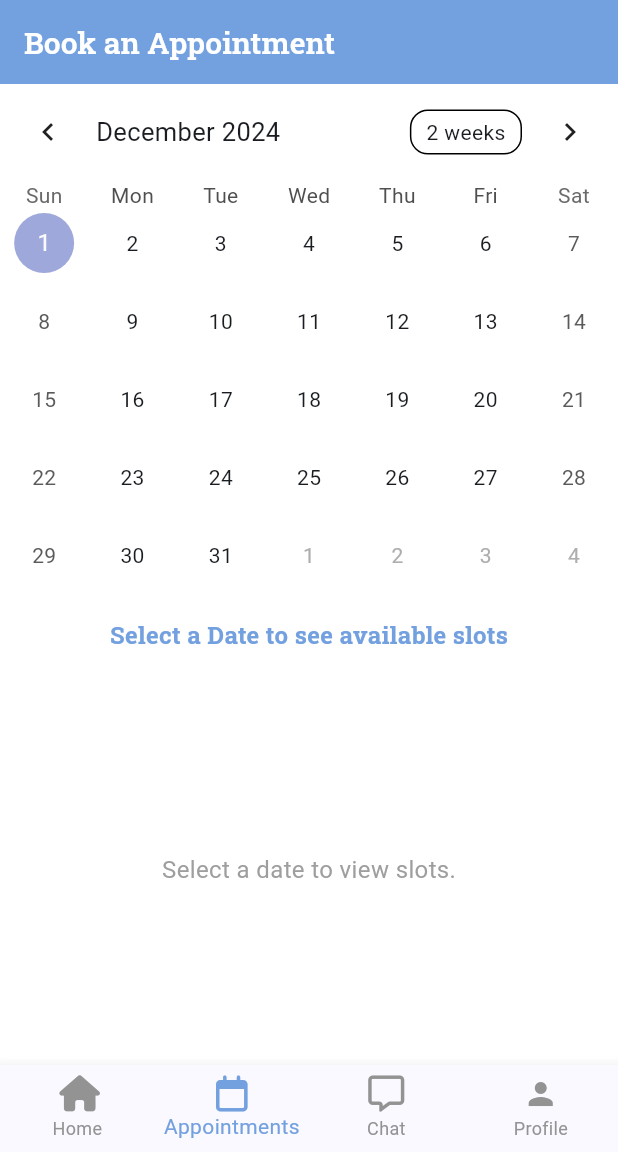
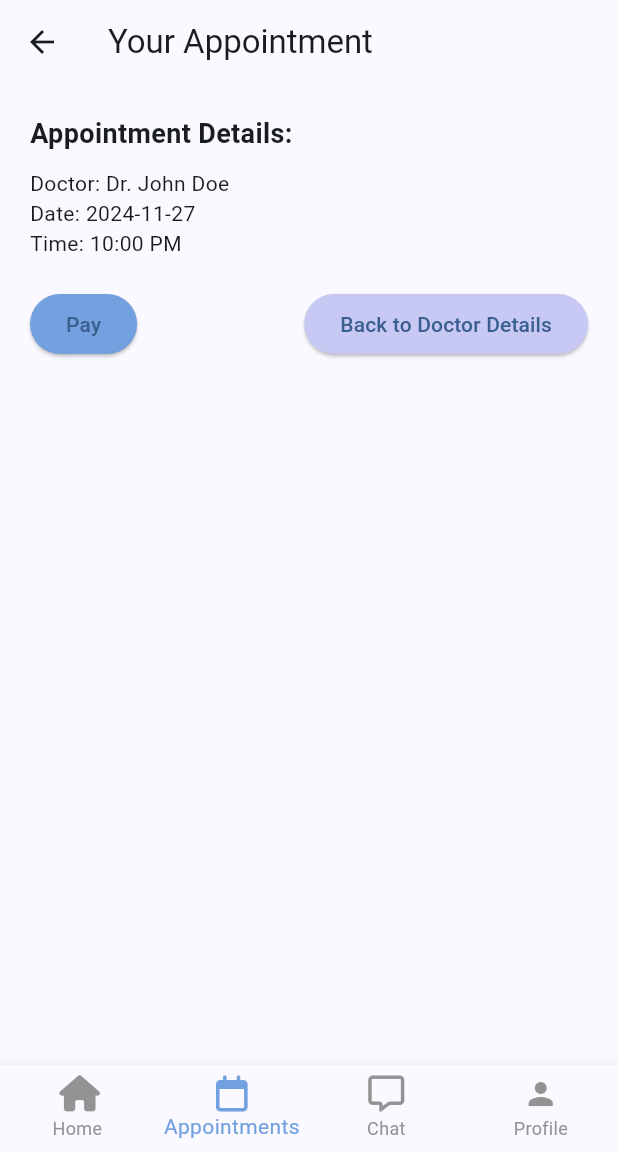
Before and after one commit to MalakDerbel1/doctor_appointment_app, a Flutter app: the BottomNavBar screen opened directly, item 2 of the bottom bar chosen, on a phone screen of 412 x 824 dp, the part 84-1236 px from its top. Run offline on Flutter 3.47's test engine with Material 3 defaults, Android fonts, the light colour scheme and no system bars; drawn by our look-alikes of auto_size_text, table_calendar; our stand-ins replace another_flutter_splash_screen, font_awesome_flutter, google_fonts, lottie.

Commit message:
rendez-vous

```diff
--- a/lib/bottom_nav_bar/bottom_nav_bar.dart
+++ b/lib/bottom_nav_bar/bottom_nav_bar.dart
@@ -7,7 +7,6 @@ import 'package:DocEase/screens/settings/settings_screen.dart';
 import 'package:DocEase/utils/themes/color_themes.dart';
 import 'package:flutter/material.dart';
 import 'package:font_awesome_flutter/font_awesome_flutter.dart';
-
 class BottomNavBar extends StatefulWidget {
   final String firstName;
   final String lastName;
@@ -39,8 +38,11 @@ class _BottomNavBarState extends State<BottomNavBar> {
         lastName: widget.lastName,
         email: widget.email,
       ),
-      ClientAppointmentCalendar(),
-      ChatScreen(),
+ClientAppointmentCalendar(
+    selectedDate: '2024-11-27',
+    selectedTime: '10:00 PM',
+    doctorName: 'Dr. John Doe', // Ajout du paramètre manquant
+  ),      ChatScreen(),
       ProfileScreen(
         firstName: widget.firstName,
         lastName: widget.lastName,
--- a/lib/screens/calendar_screen/calendar_screen.dart
+++ b/lib/screens/calendar_screen/calendar_screen.dart
@@ -1,134 +1,264 @@
-import 'package:DocEase/utils/themes/color_themes.dart';
-import 'package:DocEase/utils/widgets/button_widget.dart';
-import 'package:DocEase/utils/widgets/text_widget.dart';
 import 'package:flutter/material.dart';
-import 'package:table_calendar/table_calendar.dart';
 
 class ClientAppointmentCalendar extends StatefulWidget {
+  final String selectedDate;
+  final String selectedTime;
+  final String doctorName;
+
+  const ClientAppointmentCalendar({
+    required this.selectedDate,
+    required this.selectedTime,
+    required this.doctorName,
+    Key? key,
+  }) : super(key: key);
+
   @override
   _ClientAppointmentCalendarState createState() =>
       _ClientAppointmentCalendarState();
 }
 
 class _ClientAppointmentCalendarState extends State<ClientAppointmentCalendar> {
-  CalendarFormat _calendarFormat = CalendarFormat.month;
-  DateTime _focusedDay = DateTime.now();
-  DateTime? _selectedDay;
+  String? _selectedPaymentMethod;
+  final _creditCardFormKey = GlobalKey<FormState>();
+  final TextEditingController _emailController = TextEditingController();
+  final TextEditingController _cardNumberController = TextEditingController();
+  final TextEditingController _expirationDateController = TextEditingController();
+  final TextEditingController _cvvController = TextEditingController();
 
-  // Dummy data for available slots
-  Map<DateTime, List<String>> availableSlots = {
-    DateTime(2024, 9, 24): ["9:00 AM", "11:00 AM", "3:00 PM"],
-    DateTime(2024, 9, 25): ["10:00 AM", "1:00 PM", "5:00 PM"],
-    DateTime(2024, 9, 26): ["8:00 AM", "12:00 PM", "4:00 PM"],
-    DateTime(2024, 9, 27): ["9:00 AM", "11:00 AM", "3:00 PM"],
-    DateTime(2024, 9, 28): ["10:00 AM", "1:00 PM", "5:00 PM"],
-    DateTime(2024, 9, 29): ["8:00 AM", "12:00 PM", "4:00 PM"],
-    DateTime(2024, 9, 30): ["8:00 AM", "12:00 PM", "4:00 PM"],
-  };
+  bool _isPaymentValid = false; // Track if the payment is valid
 
-  // Function to remove time component from DateTime
-  DateTime _stripTime(DateTime date) {
-    return DateTime(date.year, date.month, date.day);
+  // Function to show the payment method dialog
+  void _showPaymentDialog(BuildContext context) {
+    showDialog(
+      context: context,
+      builder: (BuildContext context) {
+        return AlertDialog(
+          title: const Text('Choose Payment Method'),
+          content: Column(
+            mainAxisSize: MainAxisSize.min,
+            children: <Widget>[
+              ListTile(
+                title: const Text('Cash'),
+                leading: Radio<String>(
+                  value: 'Cash',
+                  groupValue: _selectedPaymentMethod,
+                  onChanged: (String? value) {
+                    setState(() {
+                      _selectedPaymentMethod = value;
+                    });
+                    Navigator.pop(context); // Close dialog
+                    _processPayment(context);
+                  },
+                ),
+              ),
+              ListTile(
+                title: const Text('Credit Card'),
+                leading: Radio<String>(
+                  value: 'Credit Card',
+                  groupValue: _selectedPaymentMethod,
+                  onChanged: (String? value) {
+                    setState(() {
+                      _selectedPaymentMethod = value;
+                    });
+                    Navigator.pop(context); // Close dialog
+                    _showCreditCardForm(context); // Show credit card form
+                  },
+                ),
+              ),
+            ],
+          ),
+        );
+      },
+    );
+  }
+
+  // Function to show the credit card form
+  void _showCreditCardForm(BuildContext context) {
+    showDialog(
+      context: context,
+      builder: (BuildContext context) {
+        return AlertDialog(
+          title: const Text('Enter Credit Card Information'),
+          content: Form(
+            key: _creditCardFormKey,
+            child: Column(
+              mainAxisSize: MainAxisSize.min,
+              children: <Widget>[
+                TextFormField(
+                  controller: _emailController,
+                  decoration: const InputDecoration(labelText: 'Email'),
+                  validator: (value) {
+                    if (value == null || value.isEmpty) {
+                      return 'Please enter your email';
+                    }
+                    return null;
+                  },
+                ),
+                TextFormField(
+                  controller: _cardNumberController,
+                  decoration: const InputDecoration(labelText: 'Card Number'),
+                  validator: (value) {
+                    if (value == null || value.isEmpty) {
+                      return 'Please enter your card number';
+                    }
+                    return null;
+                  },
+                ),
+                TextFormField(
+                  controller: _expirationDateController,
+                  decoration: const InputDecoration(labelText: 'Expiration Date (MM/YY)'),
+                  validator: (value) {
+                    if (value == null || value.isEmpty) {
+                      return 'Please enter expiration date';
+                    }
+                    return null;
+                  },
+                ),
+                TextFormField(
+                  controller: _cvvController,
+                  decoration: const InputDecoration(labelText: 'Security Code (CVV)'),
+                  validator: (value) {
+                    if (value == null || value.isEmpty) {
+                      return 'Please enter CVV';
+                    }
+                    return null;
+                  },
+                  obscureText: true,
+                ),
+              ],
+            ),
+          ),
+          actions: <Widget>[
+            TextButton(
+              onPressed: () {
+                if (_creditCardFormKey.currentState!.validate()) {
+                  Navigator.pop(context); // Close form dialog
+                  _processPayment(context); // Simulate payment processing
+                  setState(() {
+                    // Mark payment as valid
+                    _isPaymentValid = true;
+                  });
+                  // Show a success message at the bottom using a SnackBar
+                  ScaffoldMessenger.of(context).showSnackBar(
+                    SnackBar(
+                      content: Row(
+                        children: const [
+                          Icon(Icons.check_circle_outline, color: Colors.white),
+                          SizedBox(width: 10),
+                          Text('Payment Valid', style: TextStyle(color: Colors.white)),
+                        ],
+                      ),
+                      backgroundColor: Colors.green,
+                    ),
+                  );
+                }
+              },
+              child: const Text('Confirm'),
+            ),
+            TextButton(
+              onPressed: () {
+                Navigator.pop(context); // Close form dialog
+              },
+              child: const Text('Cancel'),
+            ),
+          ],
+        );
+      },
+    );
+  }
+
+  // Function to simulate the payment process
+  void _processPayment(BuildContext context) {
+    if (_selectedPaymentMethod != null) {
+      // Payment is processed
+      setState(() {
+        _isPaymentValid = true; // Payment marked as valid
+      });
+    }
   }
 
   @override
   Widget build(BuildContext context) {
+    Color primaryColor = const Color.fromARGB(255, 115, 160, 223);
+    Color lightPurpleColor = const Color(0xffC8C8F4);
+
     return Scaffold(
-      backgroundColor: Colors.white,
       appBar: AppBar(
-        title: customTextWidget(
-            text: "Book an Appointment",
-            fontSize: 20,
-            fontWeight: FontWeight.w600,
-            color: Colors.white),
-        backgroundColor: primaryColor,
-        automaticallyImplyLeading: false,
+        title: const Text("Your Appointment"),
       ),
-      body: Column(
-        children: [
-          // Calendar widget
-          TableCalendar(
-            firstDay: DateTime.utc(2020, 1, 1),
-            lastDay: DateTime.utc(2030, 12, 31),
-            focusedDay: _focusedDay,
-            selectedDayPredicate: (day) {
-              return isSameDay(_selectedDay, day);
-            },
-            onDaySelected: (selectedDay, focusedDay) {
-              setState(() {
-                _selectedDay = selectedDay;
-                _focusedDay = focusedDay; // Update focused day as well
-              });
-            },
-            calendarFormat: _calendarFormat,
-            onFormatChanged: (format) {
-              setState(() {
-                _calendarFormat = format;
-              });
-            },
-            availableGestures: AvailableGestures.all,
+      body: Padding(
+        padding: const EdgeInsets.all(20.0),
+        child: Column(
+          crossAxisAlignment: CrossAxisAlignment.start,
+          children: [
+            const Text(
+              "Appointment Details:",
+              style: TextStyle(fontSize: 18, fontWeight: FontWeight.bold),
+            ),
+            const SizedBox(height: 10),
+            Text("Doctor: ${widget.doctorName}"),
+            Text("Date: ${widget.selectedDate}"),
+            Text("Time: ${widget.selectedTime}"),
+            const SizedBox(height: 20),
+
+            // Displaying payment status with an elegant label above the button
+            if (_isPaymentValid)
+  Padding(
+    padding: const EdgeInsets.only(bottom: 20),
+    child: Container(
+      padding: const EdgeInsets.symmetric(vertical: 10, horizontal: 15),
+      decoration: BoxDecoration(
+        color: Colors.blue.withOpacity(0.1), // Background color changed to blue
+        borderRadius: BorderRadius.circular(8),
+        border: Border.all(color: Colors.blue), // Border color changed to blue
+      ),
+      child: Row(
+        children: const [
+          Icon(
+            Icons.check_circle_outline,
+            color: Colors.blue, // Icon color changed to blue
           ),
-          const SizedBox(height: 16),
-
-          // Appointment Slots section
-          Padding(
-            padding: const EdgeInsets.symmetric(horizontal: 16.0),
-            child: customTextWidget(
-              text: _selectedDay != null
-                  ? 'Available Slots on ${_selectedDay!.day}/${_selectedDay!.month}/${_selectedDay!.year}'
-                  : 'Select a Date to see available slots',
+          SizedBox(width: 8),
+          Text(
+            'Payment Valid',
+            style: TextStyle(
+              color: Colors.blue, // Text color changed to blue
+              fontWeight: FontWeight.bold,
               fontSize: 16,
-              fontWeight: FontWeight.bold,
-              color: primaryColor,
             ),
           ),
+        ],
+      ),
+    ),
+  ),
 
-          const SizedBox(height: 16),
 
-          // Display available slots for the selected day
-          Expanded(
-            child: _selectedDay != null &&
-                    availableSlots.containsKey(_stripTime(_selectedDay!))
-                ? ListView.builder(
-                    itemCount:
-                        availableSlots[_stripTime(_selectedDay!)]!.length,
-                    itemBuilder: (context, index) {
-                      String timeSlot =
-                          availableSlots[_stripTime(_selectedDay!)]![index];
-                      return ListTile(
-                        leading: Icon(Icons.schedule, color: primaryColor),
-                        title: customTextWidget(
-                            text: timeSlot, fontWeight: FontWeight.bold),
-                        trailing: customButtonWidget(
-                            onPressed: () {
-                              // Handle booking appointment here
-                              ScaffoldMessenger.of(context).showSnackBar(
-                                SnackBar(
-                                    content: customTextWidget(
-                                        text:
-                                            'Appointment booked for $timeSlot',
-                                        color: Colors.white)),
-                              );
-                            },
-                            text: 'Book',
-                            fontColor: Colors.white,
-                            buttonColor: primaryColor,
-                            buttonHeight: 30,
-                            fontWeight: FontWeight.w600,
-                            buttonWidth: 70),
-                      );
-                    },
-                  )
-                : Center(
-                    child: Text(
-                      _selectedDay != null
-                          ? 'No available slots on this day.'
-                          : 'Select a date to view slots.',
-                      style: const TextStyle(fontSize: 16, color: Colors.grey),
-                    ),
+            // Buttons displayed side by side with primaryColor and lightPurpleColor
+            Row(
+              mainAxisAlignment: MainAxisAlignment.spaceBetween,
+              children: [
+                ElevatedButton(
+                  onPressed: () {
+                    _showPaymentDialog(context); // Show payment method dialog
+                  },
+                  style: ElevatedButton.styleFrom(
+                    backgroundColor: primaryColor, // Primary color for the button
                   ),
-          ),
-        ],
+                  child: const Text("Pay"),
+                ),
+                ElevatedButton(
+                  onPressed: () {
+                    Navigator.pop(context); // Return to previous screen
+                  },
+                  style: ElevatedButton.styleFrom(
+                    backgroundColor: lightPurpleColor, // Light purple color for the button
+                  ),
+                  child: const Text("Back to Doctor Details"),
+                ),
+              ],
+            ),
+          ],
+        ),
       ),
     );
   }
```
Also changed, not shown: lib/screens/doctor_detail_screen/doctor_details_screen.dart (+79 -10 lines), lib/screens/profile/profile_screen.dart (line endings or trailing spaces).
